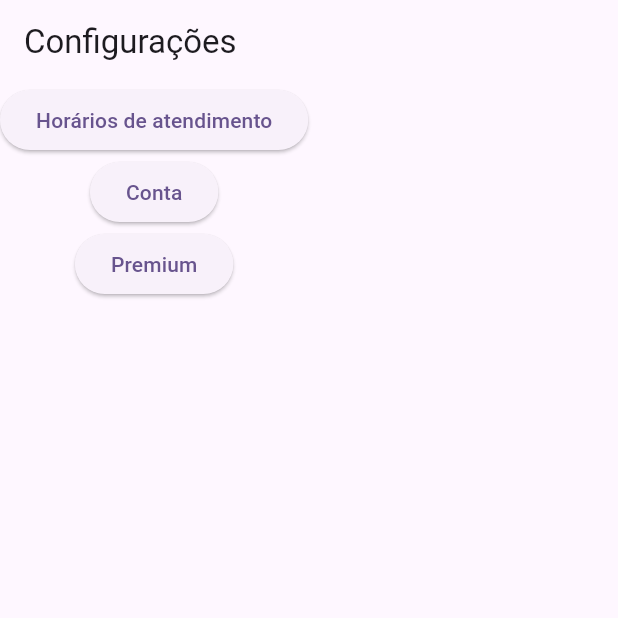
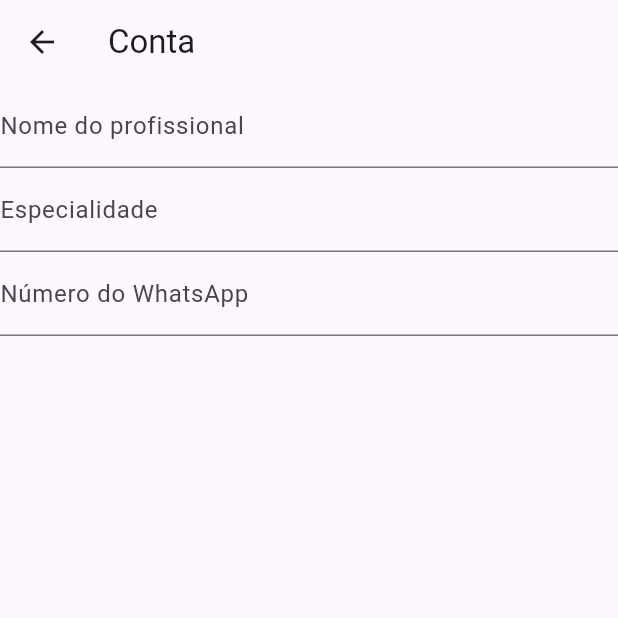
Before and after one commit to devgomes10/fullserva, a Flutter app: the SettingsView screen opened directly, after a tap on "Conta", on a phone screen of 412 x 824 dp, the top half of it. Run offline on Flutter 3.47's test engine with Material 3 defaults, Android fonts, the phone set to English and light mode, and no system bars; our stand-ins replace cloud_firestore, firebase_core, mask_text_input_formatter, table_calendar; accounts and stored records are empty; generated files the repository leaves out were written again.

Commit message:
criado formulário de conta

```diff
--- /dev/null
+++ b/lib/views/account_view.dart
@@ -0,0 +1,80 @@
+import 'package:flutter/material.dart';
+import 'package:mask_text_input_formatter/mask_text_input_formatter.dart';
+
+class AccountView extends StatefulWidget {
+  const AccountView({super.key});
+
+  @override
+  State<AccountView> createState() => _AccountViewState();
+}
+
+class _AccountViewState extends State<AccountView> {
+  final _formKey = GlobalKey<FormState>();
+  TextEditingController nameController = TextEditingController();
+  TextEditingController specialtyController = TextEditingController();
+  TextEditingController phoneController = TextEditingController();
+
+  @override
+  Widget build(BuildContext context) {
+    return SafeArea(
+      child: Scaffold(
+        appBar: AppBar(
+          title: const Text("Conta"),
+        ),
+        body: Column(
+          children: [
+            Form(
+              key: _formKey,
+              child: Column(
+                children: [
+                  TextFormField(
+                    controller: nameController,
+                    decoration: const InputDecoration(
+                      labelText: "Nome do profissional",
+                    ),
+                    validator: (value) {
+                      if (value == null || value.isEmpty) {
+                        return "Nome é obrigatório";
+                      }
+                      return null;
+                    },
+                  ),
+                  TextFormField(
+                    controller: specialtyController,
+                    decoration: const InputDecoration(
+                      labelText: "Especialidade",
+                    ),
+                    validator: (value) {
+                      if (value == null || value.isEmpty) {
+                        return "Especialidade é obrigatório";
+                      }
+                      return null;
+                    },
+                  ),
+                  TextFormField(
+                    keyboardType: TextInputType.phone,
+                    inputFormatters: [
+                      MaskTextInputFormatter(
+                        mask: '(##) #####-####',
+                        filter: {"#": RegExp(r'[0-9]')},
+                      )
+                    ],
+                    controller: phoneController,
+                    decoration:
+                        const InputDecoration(labelText: 'Número do WhatsApp'),
+                    validator: (value) {
+                      if (value!.isEmpty) {
+                        return 'WhatsApp é obrigatório';
+                      }
+                      return null;
+                    },
+                  ),
+                ],
+              ),
+            ),
+          ],
+        ),
+      ),
+    );
+  }
+}
--- a/lib/views/service_form_view.dart
+++ b/lib/views/service_form_view.dart
@@ -27,9 +27,7 @@ class _ServiceFormViewState extends State<ServiceFormView> {
       appBar: AppBar(
         title: const Text("Adicionar Serviço"),
       ),
-      body: Padding(
-        padding: const EdgeInsets.all(16.0),
-        child: Form(
+      body: Form(
         key: _formKey,
         child: Column(
           children: [
@@ -89,7 +87,6 @@ class _ServiceFormViewState extends State<ServiceFormView> {
           ],
         ),
       ),
-      ),
     );
   }
 }
--- a/lib/views/settings_view.dart
+++ b/lib/views/settings_view.dart
@@ -1,4 +1,5 @@
 import 'package:flutter/material.dart';
+import 'package:fullserva/views/account_view.dart';
 import 'package:fullserva/views/opening_hours.dart';
 
 class SettingsView extends StatefulWidget {
@@ -14,7 +15,7 @@ class _SettingsViewState extends State<SettingsView> {
     return SafeArea(
       child: Scaffold(
           appBar: AppBar(
-            title: Text("Configurações"),
+            title: const Text("Configurações"),
           ),
           body: Column(
             children: [
@@ -30,12 +31,19 @@ class _SettingsViewState extends State<SettingsView> {
                 child: const Text("Horários de atendimento"),
               ),
               ElevatedButton(
-                onPressed: () {},
-                child: Text("Conta"),
+                onPressed: () {
+                  Navigator.push(
+                    context,
+                    MaterialPageRoute(
+                      builder: (context) => const AccountView(),
+                    ),
+                  );
+                },
+                child: const Text("Conta"),
               ),
               ElevatedButton(
                 onPressed: () {},
-                child: Text("Premium"),
+                child: const Text("Premium"),
               ),
             ],
           )),
```
Lines whose indentation alone changed are shown as unchanged.
